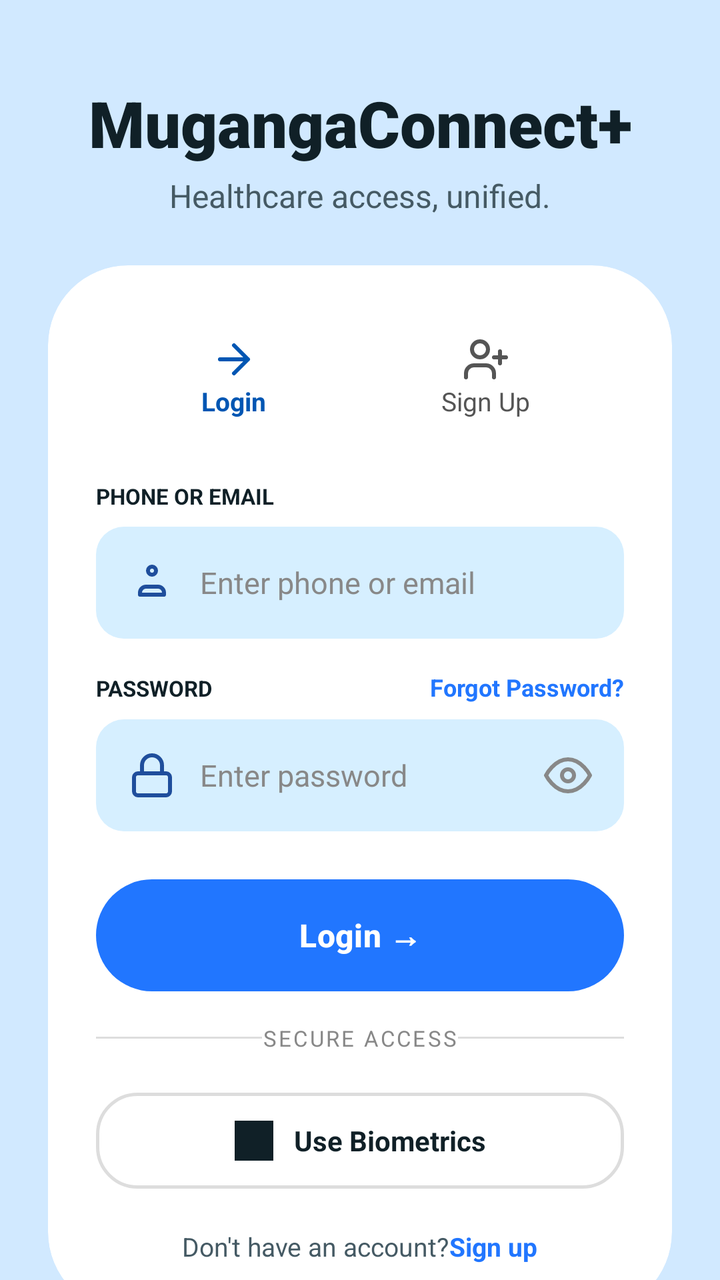
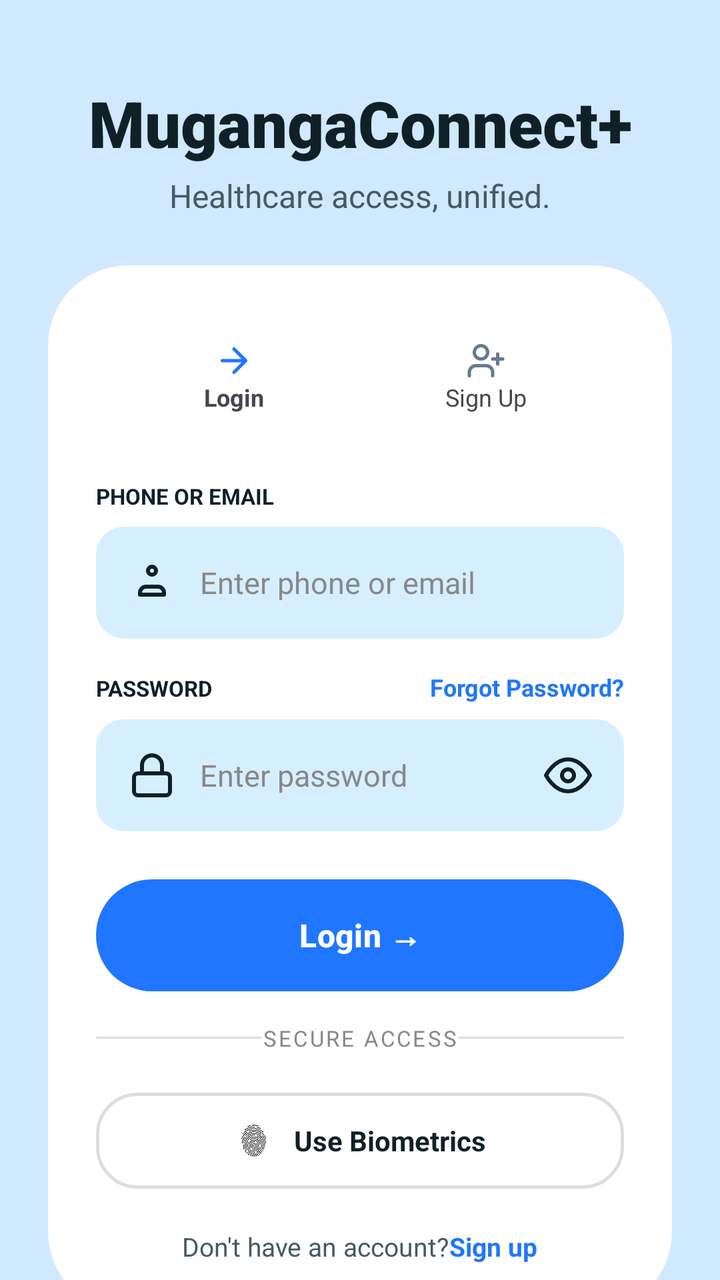

Two renders of the same Android screen: before a commit and after it. Below are the layout's source before the change and the commit's diff.
<!-- AndroidManifest.xml: application theme Theme.Appointment_Schedule -->
<!-- res/layout/login.xml -->
<?xml version="1.0" encoding="utf-8"?>
<androidx.constraintlayout.widget.ConstraintLayout
    xmlns:android="http://schemas.android.com/apk/res/android"
    xmlns:app="http://schemas.android.com/apk/res-auto"
    android:id="@+id/authRoot"
    android:layout_width="match_parent"
    android:layout_height="match_parent"
    android:background="@color/auth_background">

    <ScrollView
        android:layout_width="0dp"
        android:layout_height="0dp"
        android:fillViewport="true"
        android:scrollbars="none"
        app:layout_constraintTop_toTopOf="parent"
        app:layout_constraintBottom_toBottomOf="parent"
        app:layout_constraintStart_toStartOf="parent"
        app:layout_constraintEnd_toEndOf="parent">

        <androidx.constraintlayout.widget.ConstraintLayout
            android:layout_width="match_parent"
            android:layout_height="wrap_content"
            android:paddingBottom="40dp">

            
            <TextView
                android:id="@+id/tvAppTitle"
                android:layout_width="wrap_content"
                android:layout_height="wrap_content"
                android:text="@string/app_name"
                android:textSize="32sp"
                android:textStyle="bold"
                android:textColor="@color/text_primary"
                android:fontFamily="sans-serif-black"
                android:layout_marginTop="40dp"
                app:layout_constraintTop_toTopOf="parent"
                app:layout_constraintStart_toStartOf="parent"
                app:layout_constraintEnd_toEndOf="parent"/>

            <TextView
                android:id="@+id/tvTagline"
                android:layout_width="wrap_content"
                android:layout_height="wrap_content"
                android:text="@string/tagline"
                android:textSize="16sp"
                android:textColor="@color/text_secondary"
                android:layout_marginTop="4dp"
                app:layout_constraintTop_toBottomOf="@id/tvAppTitle"
                app:layout_constraintStart_toStartOf="parent"
                app:layout_constraintEnd_toEndOf="parent"/>

            
            <androidx.cardview.widget.CardView
                android:id="@+id/cardContainer"
                android:layout_width="0dp"
                android:layout_height="wrap_content"
                android:layout_marginTop="24dp"
                android:layout_marginStart="24dp"
                android:layout_marginEnd="24dp"
                app:cardCornerRadius="40dp"
                app:cardElevation="0dp"
                app:cardBackgroundColor="@color/card_background"
                app:layout_constraintTop_toBottomOf="@id/tvTagline"
                app:layout_constraintStart_toStartOf="parent"
                app:layout_constraintEnd_toEndOf="parent">

                <LinearLayout
                    android:layout_width="match_parent"
                    android:layout_height="wrap_content"
                    android:orientation="vertical"
                    android:padding="24dp">

                    
                    <LinearLayout
                        android:id="@+id/tabContainer"
                        android:layout_width="match_parent"
                        android:layout_height="64dp"
                        android:orientation="horizontal"
                        android:background="@drawable/bg_tab_unselected"
                        android:padding="6dp">

                        <LinearLayout
                            android:id="@+id/tabLogin"
                            android:layout_width="0dp"
                            android:layout_height="match_parent"
                            android:layout_weight="1"
                            android:orientation="vertical"
                            android:gravity="center"
                            android:background="@drawable/bg_tab_selected">
                            <ImageView
                                android:layout_width="24dp"
                                android:layout_height="24dp"
                                android:src="@drawable/ic_login_arrow"
                                app:tint="@color/tab_selected"/>
                            <TextView
                                android:layout_width="wrap_content"
                                android:layout_height="wrap_content"
                                android:text="@string/login"
                                android:textSize="13sp"
                                android:textColor="@color/tab_selected"
                                android:textStyle="bold"/>
                        </LinearLayout>

                        <LinearLayout
                            android:id="@+id/tabSignUp"
                            android:layout_width="0dp"
                            android:layout_height="match_parent"
                            android:layout_weight="1"
                            android:orientation="vertical"
                            android:gravity="center"
                            android:background="@drawable/bg_tab_unselected"
                            android:clickable="true"
                            android:focusable="true">
                            <ImageView
                                android:layout_width="24dp"
                                android:layout_height="24dp"
                                android:src="@drawable/ic_person_add"
                                app:tint="@color/tab_unselected"/>
                            <TextView
                                android:layout_width="wrap_content"
                                android:layout_height="wrap_content"
                                android:text="@string/sign_up"
                                android:textSize="13sp"
                                android:textColor="@color/tab_unselected"/>
                        </LinearLayout>
                    </LinearLayout>

                    
                    <TextView
                        android:layout_width="wrap_content"
                        android:layout_height="wrap_content"
                        android:text="@string/phone_or_email_label"
                        android:textSize="11sp"
                        android:textStyle="bold"
                        android:textColor="@color/text_primary"
                        android:layout_marginTop="20dp"
                        android:layout_marginBottom="8dp"/>

                    <LinearLayout
                        android:layout_width="match_parent"
                        android:layout_height="56dp"
                        android:background="@drawable/bg_edittext"
                        android:backgroundTint="@color/field_background"
                        android:orientation="horizontal"
                        android:gravity="center_vertical"
                        android:paddingStart="16dp"
                        android:paddingEnd="16dp"
                        android:layout_marginBottom="16dp">
                        <ImageView
                            android:layout_width="24dp"
                            android:layout_height="24dp"
                            android:src="@drawable/ic_person"
                            app:tint="@color/text_blue"
                            android:layout_marginEnd="12dp"/>
                        <EditText
                            android:id="@+id/etLoginEmail"
                            android:layout_width="0dp"
                            android:layout_height="match_parent"
                            android:layout_weight="1"
                            android:background="@null"
                            android:hint="@string/enter_phone_or_email"
                            android:textColorHint="@color/text_hint"
                            android:textColor="@color/text_primary"
                            android:textSize="15sp"
                            android:inputType="textEmailAddress"
                            android:singleLine="true"/>
                    </LinearLayout>

                    
                    <LinearLayout
                        android:layout_width="match_parent"
                        android:layout_height="wrap_content"
                        android:orientation="horizontal"
                        android:layout_marginBottom="8dp">
                        <TextView
                            android:layout_width="0dp"
                            android:layout_height="wrap_content"
                            android:layout_weight="1"
                            android:text="@string/password_label"
                            android:textSize="11sp"
                            android:textStyle="bold"
                            android:textColor="@color/text_primary"/>
                        <TextView
                            android:id="@+id/tvForgotPassword"
                            android:layout_width="wrap_content"
                            android:layout_height="wrap_content"
                            android:text="@string/forgot_password"
                            android:textSize="12sp"
                            android:textColor="@color/primary_blue"
                            android:textStyle="bold"
                            android:clickable="true"
                            android:focusable="true"/>
                    </LinearLayout>

                    <LinearLayout
                        android:layout_width="match_parent"
                        android:layout_height="56dp"
                        android:background="@drawable/bg_edittext"
                        android:backgroundTint="@color/field_background"
                        android:orientation="horizontal"
                        android:gravity="center_vertical"
                        android:paddingStart="16dp"
                        android:paddingEnd="16dp"
                        android:layout_marginBottom="24dp">
                        <ImageView
                            android:layout_width="24dp"
                            android:layout_height="24dp"
                            android:src="@drawable/ic_lock"
                            app:tint="@color/text_blue"
                            android:layout_marginEnd="12dp"/>
                        <EditText
                            android:id="@+id/etLoginPassword"
                            android:layout_width="0dp"
                            android:layout_height="match_parent"
                            android:layout_weight="1"
                            android:background="@null"
                            android:hint="@string/enter_password"
                            android:textColorHint="@color/text_hint"
                            android:textColor="@color/text_primary"
                            android:textSize="15sp"
                            android:inputType="textPassword"
                            android:singleLine="true"/>
                        <ImageView
                            android:id="@+id/ivPasswordToggle"
                            android:layout_width="24dp"
                            android:layout_height="24dp"
                            android:src="@drawable/ic_eye"
                            app:tint="@color/text_hint"
                            android:clickable="true"
                            android:focusable="true"/>
                    </LinearLayout>

                    
                    <Button
                        android:id="@+id/btnLogin"
                        android:layout_width="match_parent"
                        android:layout_height="56dp"
                        android:text="@string/login_arrow"
                        android:textColor="@color/text_on_primary"
                        android:textSize="16sp"
                        android:textStyle="bold"
                        android:background="@drawable/bg_button_blue"
                        android:stateListAnimator="@null"
                        android:textAllCaps="false"
                        android:layout_marginBottom="16dp"/>

                    
                    <LinearLayout
                        android:layout_width="match_parent"
                        android:layout_height="wrap_content"
                        android:orientation="horizontal"
                        android:gravity="center_vertical"
                        android:layout_marginBottom="20dp">
                        <View
                            android:layout_width="0dp"
                            android:layout_height="1dp"
                            android:layout_weight="1"
                            android:background="@color/divider_color"/>
                        <TextView
                            android:layout_width="wrap_content"
                            android:layout_height="wrap_content"
                            android:text="@string/secure_access"
                            android:textSize="11sp"
                            android:textColor="@color/text_hint"
                            android:letterSpacing="0.1"/>
                        <View
                            android:layout_width="0dp"
                            android:layout_height="1dp"
                            android:layout_weight="1"
                            android:background="@color/divider_color"/>
                    </LinearLayout>

                    
                    <LinearLayout
                        android:id="@+id/btnBiometric"
                        android:layout_width="match_parent"
                        android:layout_height="48dp"
                        android:orientation="horizontal"
                        android:gravity="center"
                        android:background="@drawable/bg_biometric_btn"
                        android:clickable="true"
                        android:focusable="true"
                        android:layout_marginBottom="20dp">
                        <ImageView
                            android:layout_width="20dp"
                            android:layout_height="20dp"
                            android:src="@drawable/fingerprint"
                            android:layout_marginEnd="10dp"
                            app:tint="@color/text_primary"/>
                        <TextView
                            android:layout_width="wrap_content"
                            android:layout_height="wrap_content"
                            android:text="@string/use_biometrics"
                            android:textColor="@color/text_primary"
                            android:textStyle="bold"
                            android:textSize="14sp"/>
                    </LinearLayout>

                    
                    <LinearLayout
                        android:layout_width="match_parent"
                        android:layout_height="wrap_content"
                        android:orientation="horizontal"
                        android:gravity="center">
                        <TextView
                            android:layout_width="wrap_content"
                            android:layout_height="wrap_content"
                            android:text="@string/dont_have_account"
                            android:textSize="13sp"
                            android:textColor="@color/text_secondary"/>
                        <TextView
                            android:id="@+id/tvSignUpLink"
                            android:layout_width="wrap_content"
                            android:layout_height="wrap_content"
                            android:text="@string/sign_up_link"
                            android:textSize="13sp"
                            android:textColor="@color/primary_blue"
                            android:textStyle="bold"
                            android:clickable="true"
                            android:focusable="true"/>
                    </LinearLayout>

                </LinearLayout>
            </androidx.cardview.widget.CardView>
        </androidx.constraintlayout.widget.ConstraintLayout>
    </ScrollView>
</androidx.constraintlayout.widget.ConstraintLayout>
<!-- resources referenced by this layout -->
<resources>
  <color name="auth_background">#D1E9FF</color>
  <color name="card_background">#FFFFFF</color>
  <color name="divider_color">#DDDDDD</color>
  <color name="field_background">#D6EFFF</color>
  <color name="primary_blue">#2176FF</color>
  <color name="tab_selected">#0056b3</color>
  <color name="tab_unselected">#555555</color>
  <color name="text_blue">#1F4E9C</color>
  <color name="text_hint">#888888</color>
  <color name="text_on_primary">#FFFFFF</color>
  <color name="text_primary">#102027</color>
  <color name="text_secondary">#455A64</color>
  <!-- drawable bg_biometric_btn (drawable) -->
  <?xml version="1.0" encoding="utf-8"?>
  
  <shape xmlns:android="http://schemas.android.com/apk/res/android"
      android:shape="rectangle">
      <solid android:color="@color/card_background"/>
      <stroke
          android:width="1.5dp"
          android:color="@color/divider_color"/>
      <corners android:radius="20dp"/>
  </shape>
  <!-- drawable bg_button_blue (drawable) -->
  <?xml version="1.0" encoding="utf-8"?>
  
  <shape xmlns:android="http://schemas.android.com/apk/res/android"
      android:shape="rectangle">
      <gradient
          android:startColor="@color/blue_primary"
          android:endColor="@color/blue_dark"
          android:angle="135" />
      <corners android:radius="30dp" />
  </shape>
  <!-- drawable bg_edittext (drawable) -->
  <?xml version="1.0" encoding="utf-8"?>
  
  <shape xmlns:android="http://schemas.android.com/apk/res/android"
      android:shape="rectangle">
      <solid android:color="@color/field_background" />
      <corners android:radius="14dp" />
  </shape>
  <!-- drawable bg_tab_selected (drawable) -->
  <shape xmlns:android="http://schemas.android.com/apk/res/android"
      android:shape="rectangle">
      <solid android:color="@color/tab_active_bg" />
      <corners android:radius="32dp" />
  </shape>
  <!-- drawable bg_tab_unselected (drawable) -->
  <shape xmlns:android="http://schemas.android.com/apk/res/android"
      android:shape="rectangle">
      <solid android:color="@color/tab_inactive_bg" />
      <corners android:radius="32dp" />
  </shape>
  <!-- drawable ic_login_arrow (drawable) -->
  <?xml version="1.0" encoding="utf-8"?>
  
  <vector xmlns:android="http://schemas.android.com/apk/res/android"
      android:width="24dp"
      android:height="24dp"
      android:viewportWidth="24"
      android:viewportHeight="24">
      <path
          android:strokeColor="@color/primary_blue"
          android:strokeWidth="2"
          android:strokeLineCap="round"
          android:strokeLineJoin="round"
          android:pathData="M5,12h14M12,5l7,7l-7,7"/>
  </vector>
  <string name="app_name">MugangaConnect+</string>
  <string name="dont_have_account">Don\'t have an account?</string>
  <string name="enter_password">Enter password</string>
  <string name="enter_phone_or_email">Enter phone or email</string>
  <string name="forgot_password">Forgot Password?</string>
  <string name="login">Login</string>
  <string name="login_arrow">Login →</string>
  <string name="password_label">PASSWORD</string>
  <string name="phone_or_email_label">PHONE OR EMAIL</string>
  <string name="secure_access">SECURE ACCESS</string>
  <string name="sign_up">Sign Up</string>
  <string name="sign_up_link"> Sign up</string>
  <string name="tagline">Healthcare access, unified.</string>
  <string name="use_biometrics">Use Biometrics</string>
  <style name="Theme.Appointment_Schedule" parent="Base.Theme.Appointment_Schedule" />
  <color name="blue_primary">#1A5DC8</color>
  <color name="blue_dark">#0D3F99</color>
  <color name="icon_tint">#667A90</color>
  <color name="background_main">#F0F7FF</color>
  <!-- unchanged entries left out for length: 6 -->
</resources>

<!-- the commit's change to res/layout/login.xml (unified diff, before → after) -->
@@ -88,16 +88,16 @@
                             android:gravity="center"
                             android:background="@drawable/bg_tab_selected">
                             <ImageView
-                                android:layout_width="24dp"
-                                android:layout_height="24dp"
+                                android:layout_width="20dp"
+                                android:layout_height="20dp"
                                 android:src="@drawable/ic_login_arrow"
-                                app:tint="@color/tab_selected"/>
+                                app:tint="@color/tab_active_content"/>
                             <TextView
                                 android:layout_width="wrap_content"
                                 android:layout_height="wrap_content"
                                 android:text="@string/login"
-                                android:textSize="13sp"
-                                android:textColor="@color/tab_selected"
+                                android:textSize="12sp"
+                                android:textColor="@color/tab_active_content"
                                 android:textStyle="bold"/>
                         </LinearLayout>
 
@@ -108,20 +108,20 @@
                             android:layout_weight="1"
                             android:orientation="vertical"
                             android:gravity="center"
-                            android:background="@drawable/bg_tab_unselected"
+                            android:background="@android:color/transparent"
                             android:clickable="true"
                             android:focusable="true">
                             <ImageView
-                                android:layout_width="24dp"
-                                android:layout_height="24dp"
+                                android:layout_width="20dp"
+                                android:layout_height="20dp"
                                 android:src="@drawable/ic_person_add"
-                                app:tint="@color/tab_unselected"/>
+                                app:tint="@color/tab_inactive_content"/>
                             <TextView
                                 android:layout_width="wrap_content"
                                 android:layout_height="wrap_content"
                                 android:text="@string/sign_up"
-                                android:textSize="13sp"
-                                android:textColor="@color/tab_unselected"/>
+                                android:textSize="12sp"
+                                android:textColor="@color/tab_inactive_content"/>
                         </LinearLayout>
                     </LinearLayout>
 
@@ -150,7 +150,7 @@
                             android:layout_width="24dp"
                             android:layout_height="24dp"
                             android:src="@drawable/ic_person"
-                            app:tint="@color/text_blue"
+                            app:tint="@color/icon_primary"
                             android:layout_marginEnd="12dp"/>
                         <EditText
                             android:id="@+id/etLoginEmail"
@@ -206,7 +206,7 @@
                             android:layout_width="24dp"
                             android:layout_height="24dp"
                             android:src="@drawable/ic_lock"
-                            app:tint="@color/text_blue"
+                            app:tint="@color/icon_primary"
                             android:layout_marginEnd="12dp"/>
                         <EditText
                             android:id="@+id/etLoginPassword"
@@ -225,7 +225,7 @@
                             android:layout_width="24dp"
                             android:layout_height="24dp"
                             android:src="@drawable/ic_eye"
-                            app:tint="@color/text_hint"
+                            app:tint="@color/icon_secondary"
                             android:clickable="true"
                             android:focusable="true"/>
                     </LinearLayout>
@@ -286,7 +286,7 @@
                             android:layout_height="20dp"
                             android:src="@drawable/fingerprint"
                             android:layout_marginEnd="10dp"
-                            app:tint="@color/text_primary"/>
+                            app:tint="@color/icon_on_background"/>
                         <TextView
                             android:layout_width="wrap_content"
                             android:layout_height="wrap_content"
<!-- resource entries referenced after the edit -->
@@ -5,9 +5,6 @@
   <color name="divider_color">#DDDDDD</color>
   <color name="field_background">#D6EFFF</color>
   <color name="primary_blue">#2176FF</color>
-  <color name="tab_selected">#0056b3</color>
-  <color name="tab_unselected">#555555</color>
-  <color name="text_blue">#1F4E9C</color>
   <color name="text_hint">#888888</color>
   <color name="text_on_primary">#FFFFFF</color>
   <color name="text_primary">#102027</color>
